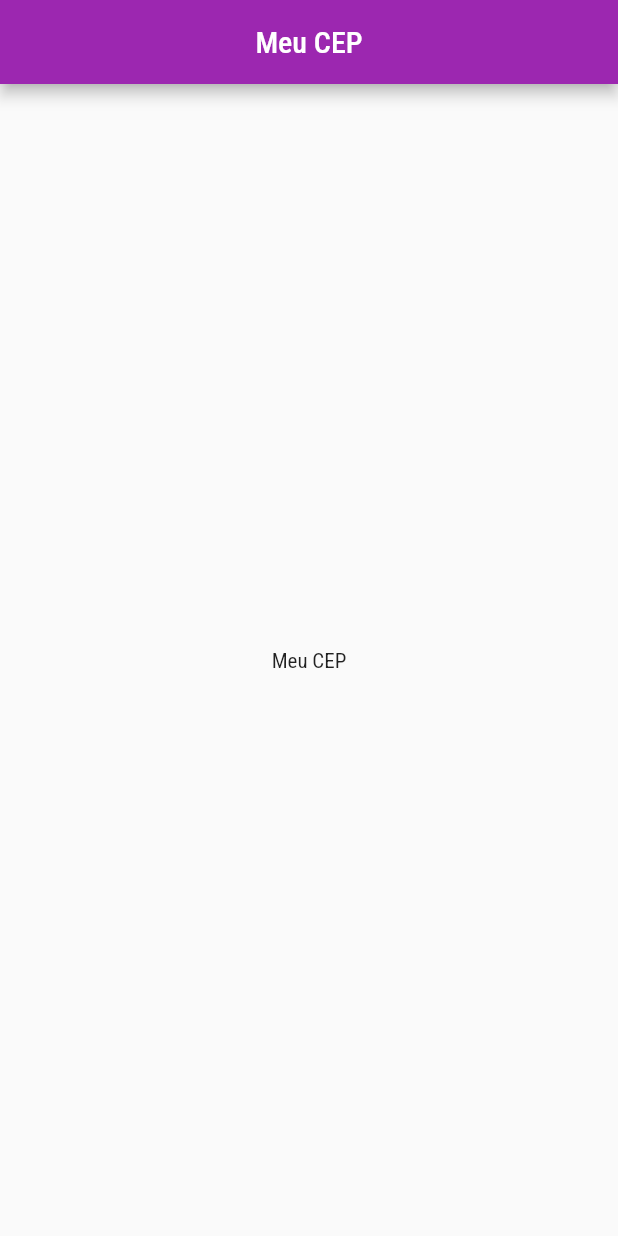
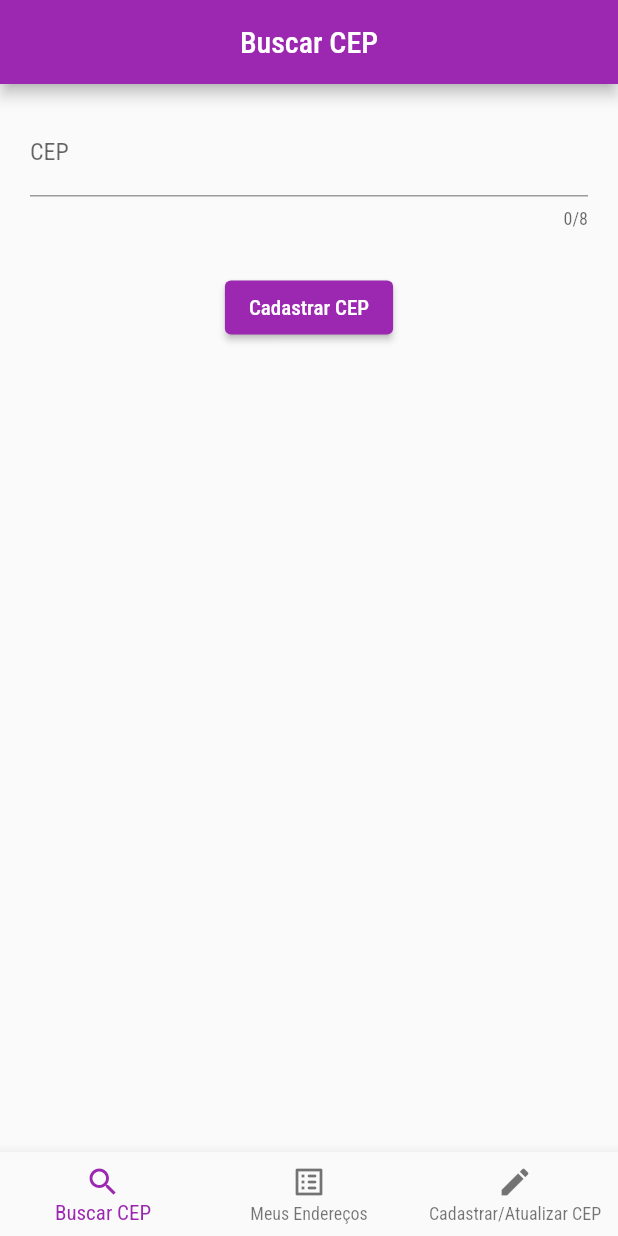
Before and after one commit to marconys/App_viaCep, a Flutter app: the screen it shows after launch, on a phone screen of 412 x 824 dp. Run offline on Flutter 3.47's test engine with Material 2 defaults, Android fonts, the phone set to English and light mode, and no system bars; our stand-ins replace google_fonts.

Commit message:
feat: inserted views and navigation

```diff
--- a/lib/my_app.dart
+++ b/lib/my_app.dart
@@ -1,6 +1,6 @@
 import 'package:flutter/material.dart';
 import 'package:google_fonts/google_fonts.dart';
-import 'package:via_cep_api/views/home_view.dart';
+import 'package:via_cep_api/views/nav_tab_bar.dart';
 
 class MyApp extends StatelessWidget {
   const MyApp({super.key});
@@ -10,7 +10,7 @@ class MyApp extends StatelessWidget {
     return MaterialApp(
       debugShowCheckedModeBanner: false,
       theme: ThemeData(primarySwatch: Colors.purple, textTheme: GoogleFonts.robotoCondensedTextTheme()),
-      home: const HomeView(),
+      home: const NavTabView(),
     );
   }
 }
--- /dev/null
+++ b/lib/views/create_update_cep.dart
@@ -0,0 +1,15 @@
+import 'package:flutter/material.dart';
+
+class CreateUpdateCepView extends StatefulWidget {
+  const CreateUpdateCepView({super.key});
+
+  @override
+  State<CreateUpdateCepView> createState() => _CreateUpdateCepViewState();
+}
+
+class _CreateUpdateCepViewState extends State<CreateUpdateCepView> {
+  @override
+  Widget build(BuildContext context) {
+    return const Placeholder();
+  }
+}
--- a/lib/views/home_view.dart
+++ /dev/null
@@ -1,18 +0,0 @@
-import 'package:flutter/material.dart';
-
-class HomeView extends StatefulWidget {
-  const HomeView({super.key});
-
-  @override
-  State<HomeView> createState() => _HomeViewState();
-}
-
-class _HomeViewState extends State<HomeView> {
-  @override
-  Widget build(BuildContext context) {
-    return Scaffold(
-      appBar: AppBar(title: const Text("Meu CEP"), centerTitle: true,),
-      body: const Center(child: Text("Meu CEP"),),
-    );
-  }
-}
--- /dev/null
+++ b/lib/views/list_cep_view.dart
@@ -0,0 +1,15 @@
+import 'package:flutter/material.dart';
+
+class ListCepView extends StatefulWidget {
+  const ListCepView({super.key});
+
+  @override
+  State<ListCepView> createState() => _ListCepViewState();
+}
+
+class _ListCepViewState extends State<ListCepView> {
+  @override
+  Widget build(BuildContext context) {
+    return const Placeholder();
+  }
+}
--- /dev/null
+++ b/lib/views/nav_tab_bar.dart
@@ -0,0 +1,63 @@
+import 'package:flutter/material.dart';
+import 'package:via_cep_api/views/create_update_cep.dart';
+import 'package:via_cep_api/views/list_cep_view.dart';
+import 'package:via_cep_api/views/search_cep_view.dart';
+
+class NavTabView extends StatefulWidget {
+  const NavTabView({super.key});
+
+  @override
+  State<NavTabView> createState() => _NavTabViewState();
+}
+
+class _NavTabViewState extends State<NavTabView> {
+   int _selectViewIndex = 0;
+
+  _selectView(int index) {
+    setState(() {
+      _selectViewIndex = index;
+    });
+  }
+
+  List<Map<String, Object>> _views = [];
+
+ @override
+  void initState() {
+    super.initState();
+    _views = [
+    {'title': 'Buscar CEP', 'view':  SearchCepView(onIndexPageChange: _selectView)},
+    {'title': 'Meus Endereços', 'view': const ListCepView()},
+    {'title': 'Cadastrar / Atualizar CEP', 'view': const CreateUpdateCepView()},
+  ];
+  }
+
+  @override
+  Widget build(BuildContext context) {
+    return Scaffold(
+      appBar: AppBar(
+        title: Text(
+          _views[_selectViewIndex]['title'] as String,
+        ),
+        centerTitle: true,
+      ),
+      body: _views[_selectViewIndex]['view'] as Widget,
+      bottomNavigationBar: BottomNavigationBar(
+          onTap: _selectView,
+          currentIndex: _selectViewIndex,
+          items: const [
+            BottomNavigationBarItem(
+              icon: Icon(Icons.search_sharp),
+              label: 'Buscar CEP',
+            ),
+            BottomNavigationBarItem(
+              icon: Icon(Icons.list_alt_rounded),
+              label: 'Meus Endereços',
+            ),
+            BottomNavigationBarItem(
+              icon: Icon(Icons.create),
+              label: 'Cadastrar/Atualizar CEP',
+            ),
+          ]),
+    );
+  }
+}
--- /dev/null
+++ b/lib/views/search_cep_view.dart
@@ -0,0 +1,47 @@
+import 'package:flutter/material.dart';
+import 'package:flutter/services.dart';
+
+class SearchCepView extends StatefulWidget {
+  final Function(int) onIndexPageChange;
+  const SearchCepView({super.key, required this.onIndexPageChange});
+
+  @override
+  State<SearchCepView> createState() => _SearchCepViewState();
+}
+
+class _SearchCepViewState extends State<SearchCepView> {
+  var controllerCep = TextEditingController(text: '');
+  @override
+  Widget build(BuildContext context) {
+    return Scaffold(
+      body: Container(
+        padding: const EdgeInsets.symmetric(vertical: 16, horizontal: 20),
+        child: Column(
+          children: [
+            TextField(
+              maxLength: 8,
+              controller: controllerCep,
+              keyboardType: TextInputType.number,
+              inputFormatters: [
+                FilteringTextInputFormatter.allow(RegExp('[0-9]')),
+              ],
+              decoration: const InputDecoration(
+                  labelText: 'CEP',
+                  hintText: 'Digite aqui o CEP a Ser Buscado...'),
+            ),
+            const Card(),
+            const SizedBox(
+              height: 20,
+            ),
+            ElevatedButton(
+                onPressed: () {
+                  int index = 2;
+                  widget.onIndexPageChange(index);
+                },
+                child: const Text('Cadastrar CEP'))
+          ],
+        ),
+      ),
+    );
+  }
+}
```
